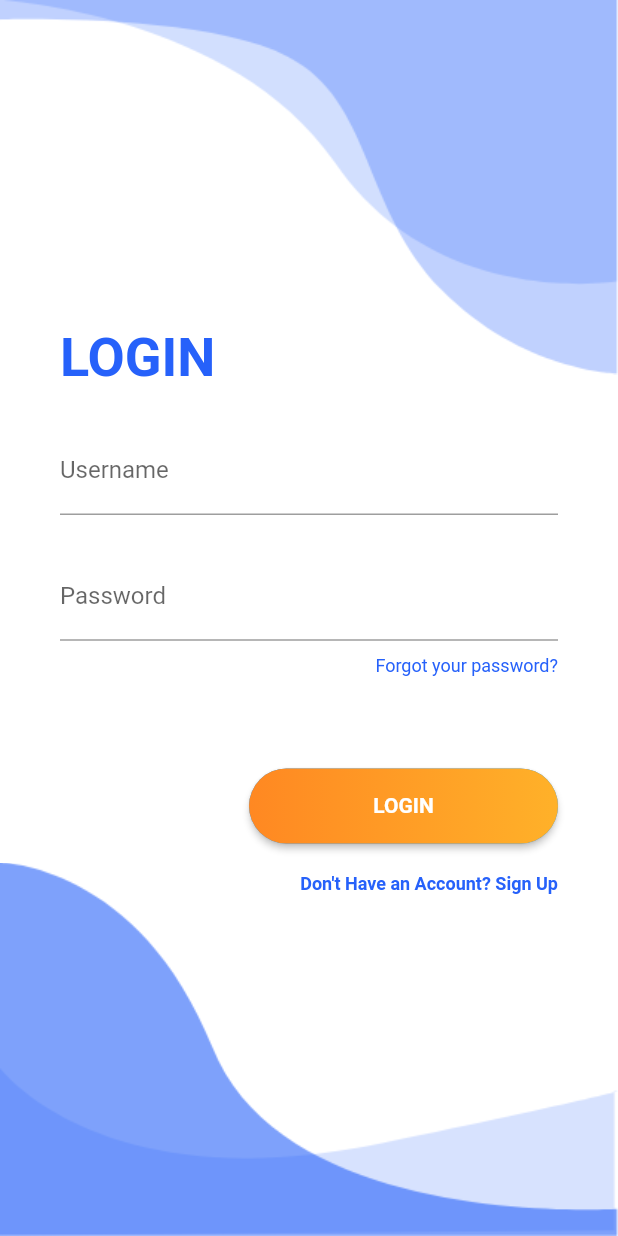
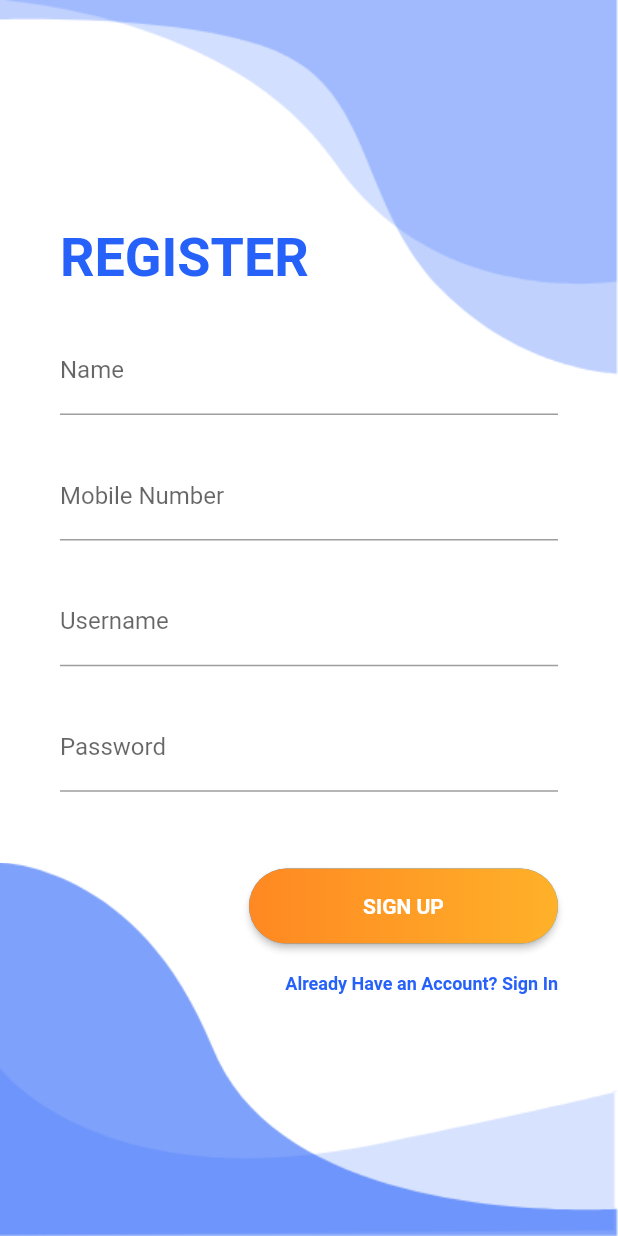
Before and after one commit to YogaRahmahadi/flutter_starter_stisla, a Flutter app: the screen it shows after launch, after a tap on "Don't Have an Account? Sign Up", on a phone screen of 412 x 824 dp. Run offline on Flutter 3.47's test engine with Material 2 defaults, Android fonts, the phone set to English and light mode, and no system bars.

Commit message:
Done Register Page

```diff
--- a/lib/screens/register/register.dart
+++ b/lib/screens/register/register.dart
@@ -1,5 +1,7 @@
 import "package:flutter/material.dart";
 import 'package:flutter_starter_stisla/components/background.dart';
+
+import '../login/login.dart';
 
 class RegisterScreen extends StatelessWidget {
   const RegisterScreen({super.key});
@@ -17,13 +19,37 @@ class RegisterScreen extends StatelessWidget {
               alignment: Alignment.centerLeft,
               padding: const EdgeInsets.symmetric(horizontal: 40),
               child: const Text(
-                "LOGIN",
+                "REGISTER",
                 style: TextStyle(
                   fontWeight: FontWeight.bold,
                   color: Color(0xFF2661FA),
                   fontSize: 36,
                 ),
                 textAlign: TextAlign.left,
+              ),
+            ),
+            SizedBox(
+              height: size.height * 0.03,
+            ),
+            Container(
+              alignment: Alignment.center,
+              margin: const EdgeInsets.symmetric(horizontal: 40),
+              child: const TextField(
+                decoration: InputDecoration(
+                  labelText: "Name",
+                ),
+              ),
+            ),
+            SizedBox(
+              height: size.height * 0.03,
+            ),
+            Container(
+              alignment: Alignment.center,
+              margin: const EdgeInsets.symmetric(horizontal: 40),
+              child: const TextField(
+                decoration: InputDecoration(
+                  labelText: "Mobile Number",
+                ),
               ),
             ),
             SizedBox(
@@ -49,17 +75,6 @@ class RegisterScreen extends StatelessWidget {
                   labelText: "Password",
                 ),
                 obscureText: true,
-              ),
-            ),
-            Container(
-              alignment: Alignment.centerRight,
-              margin: const EdgeInsets.symmetric(horizontal: 40, vertical: 10),
-              child: const Text(
-                "Forgot your password?",
-                style: TextStyle(
-                  fontSize: 12,
-                  color: Color(0xFF2661FA),
-                ),
               ),
             ),
             SizedBox(
@@ -88,7 +103,7 @@ class RegisterScreen extends StatelessWidget {
                   ),
                   padding: const EdgeInsets.all(0),
                   child: const Text(
-                    "LOGIN",
+                    "SIGN UP",
                     textAlign: TextAlign.center,
                     style: TextStyle(
                       fontWeight: FontWeight.bold,
@@ -102,11 +117,13 @@ class RegisterScreen extends StatelessWidget {
               margin: const EdgeInsets.symmetric(horizontal: 40, vertical: 10),
               child: GestureDetector(
                 onTap: () => {
-                  Navigator.push(context,
-                      MaterialPageRoute(builder: (context) => RegisterScreen()))
+                  Navigator.push(
+                      context,
+                      MaterialPageRoute(
+                          builder: (context) => const LoginScreen()))
                 },
                 child: const Text(
-                  "Don't Have an Account? Sign Up",
+                  "Already Have an Account? Sign In",
                   style: TextStyle(
                     fontSize: 12,
                     fontWeight: FontWeight.bold,
```
